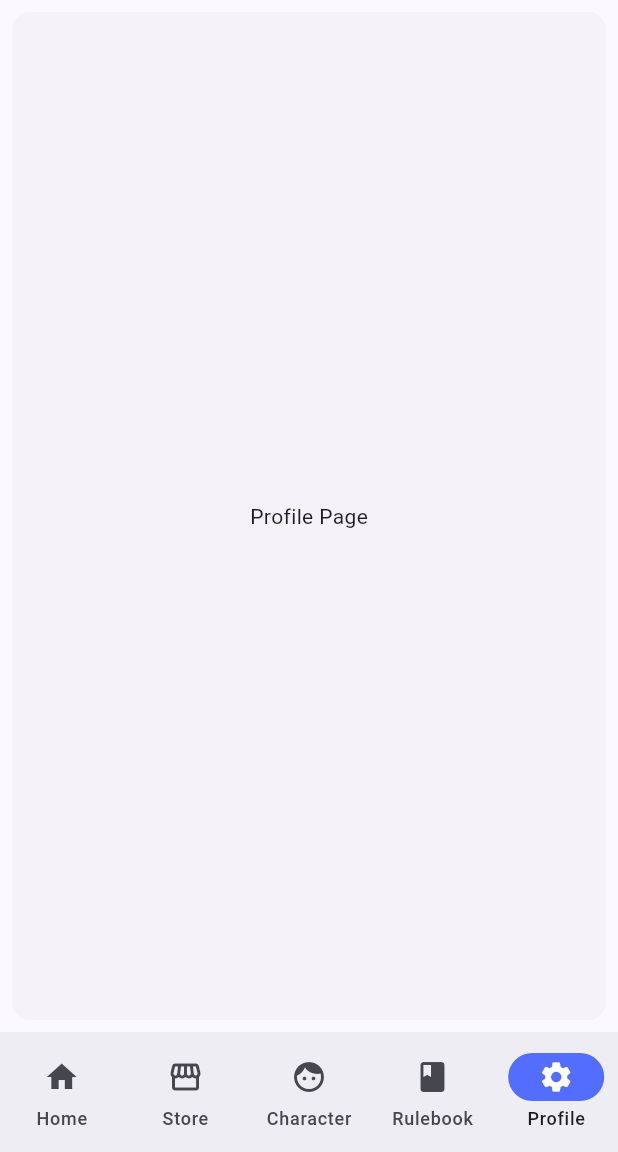
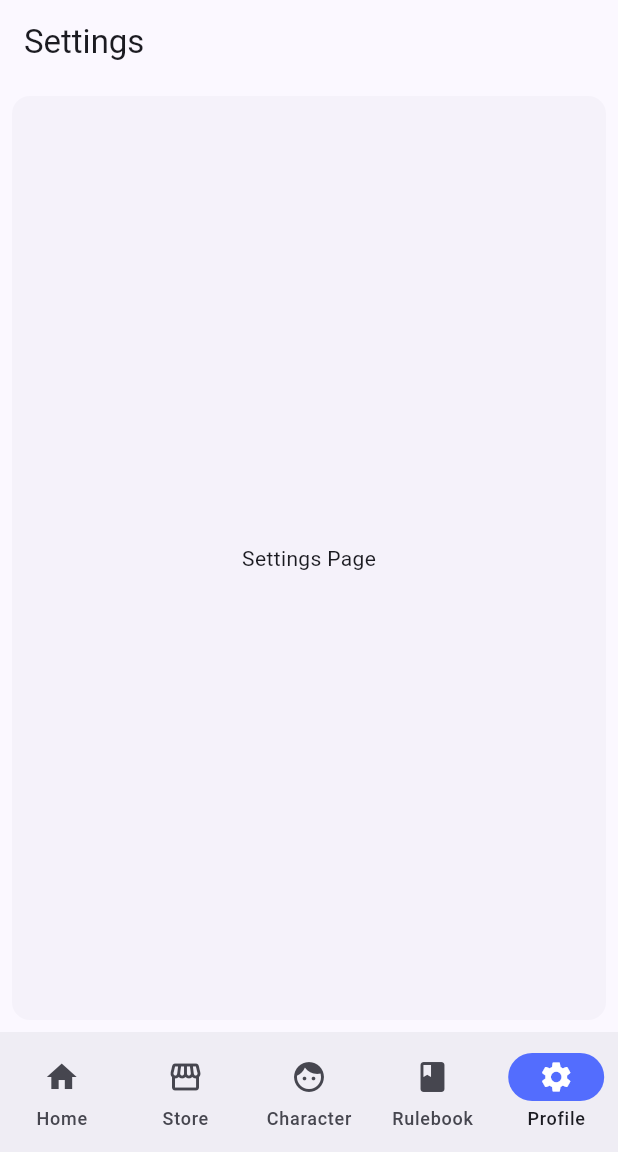
Before and after one commit to ty-e-boyd/claritas-flutter-app, a Flutter app: the screen it shows after launch, item 5 of the bottom bar chosen, on a phone screen of 412 x 824 dp, the part 84-1236 px from its top. Run offline on Flutter 3.47's test engine with Material 3 defaults, Android fonts, the phone set to English and light mode, and no system bars.

Commit message:
building out pages

```diff
--- a/lib/main.dart
+++ b/lib/main.dart
@@ -1,3 +1,8 @@
+import 'package:aoc_mobile/pages/character_page.dart';
+import 'package:aoc_mobile/pages/home_page.dart';
+import 'package:aoc_mobile/pages/rulebook_page.dart';
+import 'package:aoc_mobile/pages/settings_page.dart';
+import 'package:aoc_mobile/pages/store_page.dart';
 import 'package:flutter/material.dart';
 
 void main() {
@@ -34,6 +39,13 @@ class MyHomePage extends StatefulWidget {
 
 class _MyHomePageState extends State<MyHomePage> {
   int currentPageIndex = 0;
+  final screens = [
+    const HomePage(),
+    const StorePage(),
+    const CharacterPage(),
+    const RulebookPage(),
+    const SettingsPage()
+  ];
 
   @override
   Widget build(BuildContext context) {
@@ -42,6 +54,7 @@ class _MyHomePageState extends State<MyHomePage> {
         backgroundColor: Theme.of(context).colorScheme.primary,
         title: Text(widget.title, style: const TextStyle(color: Colors.white)),
       ),
+      body: screens[currentPageIndex],
       bottomNavigationBar: NavigationBar(
         onDestinationSelected: (int index) {
           setState(() {
@@ -73,35 +86,6 @@ class _MyHomePageState extends State<MyHomePage> {
               label: 'Profile')
         ],
       ),
-      body: <Widget>[
-        // Home Page
-        const Card(
-            shadowColor: Colors.transparent,
-            margin: EdgeInsets.all(8.0),
-            child: SizedBox.expand(child: Center(child: Text('Home Page')))),
-        // Store Page
-        const Card(
-            shadowColor: Colors.transparent,
-            margin: EdgeInsets.all(8.0),
-            child: SizedBox.expand(child: Center(child: Text('Store Page')))),
-        // Character Management Page
-        const Card(
-            shadowColor: Colors.transparent,
-            margin: EdgeInsets.all(8.0),
-            child:
-                SizedBox.expand(child: Center(child: Text('Character Page')))),
-        // Rulebook and Maps Page
-        const Card(
-            shadowColor: Colors.transparent,
-            margin: EdgeInsets.all(8.0),
-            child:
-                SizedBox.expand(child: Center(child: Text('Rulebook Page')))),
-        // Settings and Profile Page
-        const Card(
-            shadowColor: Colors.transparent,
-            margin: EdgeInsets.all(8.0),
-            child: SizedBox.expand(child: Center(child: Text('Profile Page')))),
-      ][currentPageIndex],
     );
   }
 }
--- /dev/null
+++ b/lib/pages/settings_page.dart
@@ -0,0 +1,17 @@
+import 'package:flutter/material.dart';
+
+class SettingsPage extends StatelessWidget {
+  const SettingsPage({super.key});
+
+  @override
+  Widget build(BuildContext context) => Scaffold(
+        appBar: AppBar(
+          title: const Text('Settings'),
+        ),
+        body: const Card(
+            shadowColor: Colors.transparent,
+            margin: EdgeInsets.all(8.0),
+            child:
+                SizedBox.expand(child: Center(child: Text('Settings Page')))),
+      );
+}
```
Also changed, not shown: lib/pages/character_page.dart (added, +17 -0 lines), lib/pages/home_page.dart (added, +16 -0 lines), lib/pages/rulebook_page.dart (added, +17 -0 lines), lib/pages/store_page.dart (added, +16 -0 lines).
